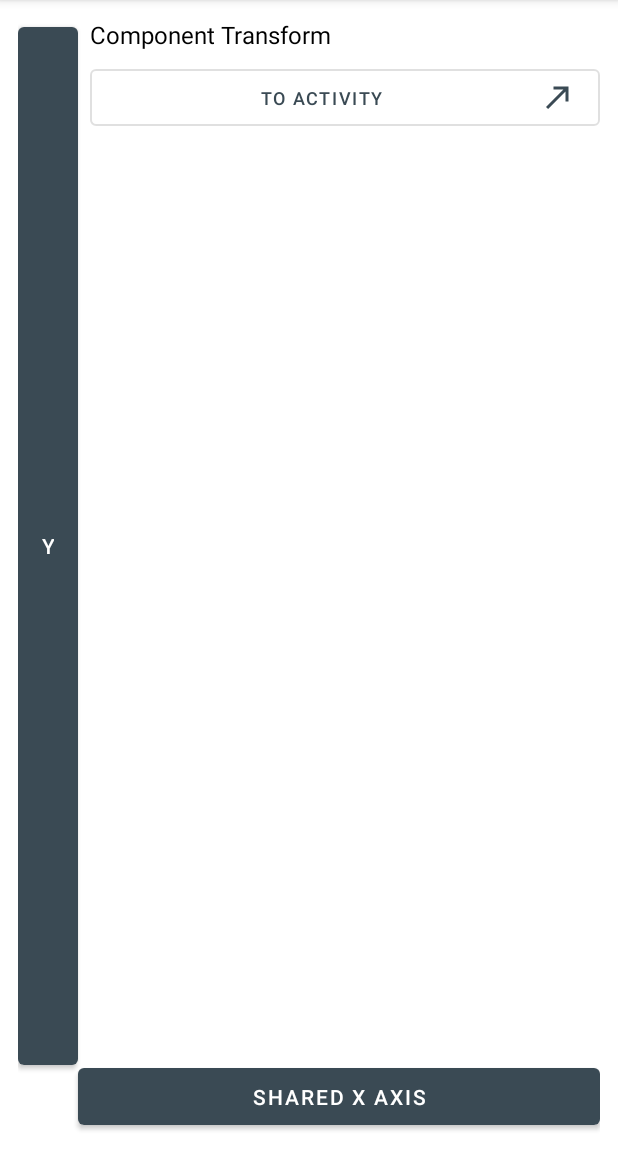
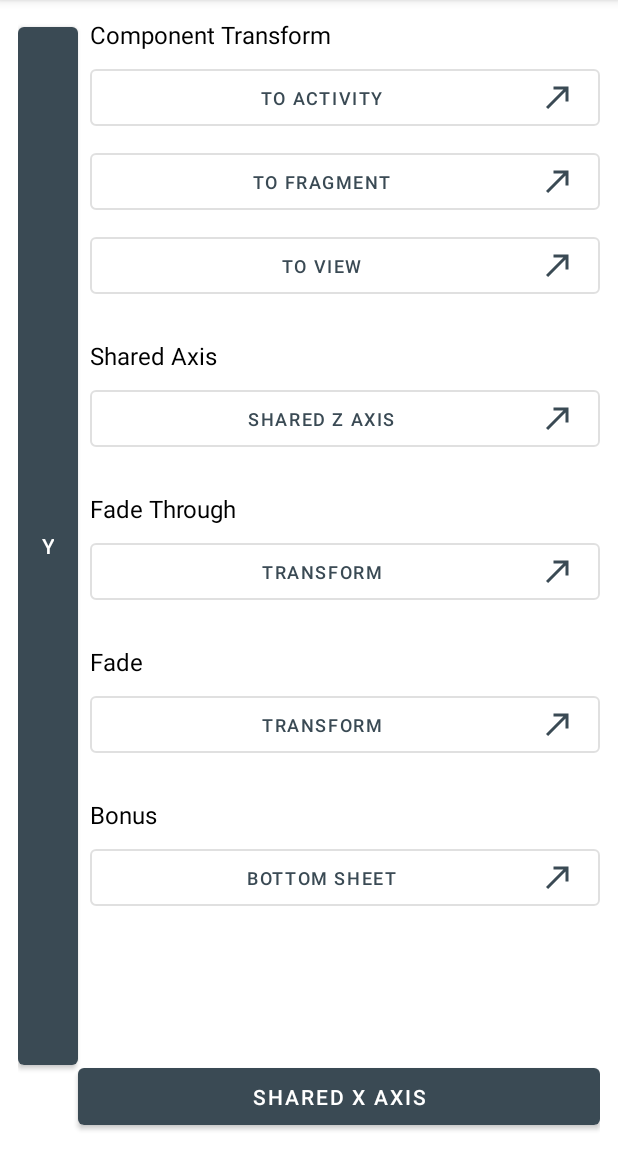
Before and after one commit to putragraha/MaterialMotion, an Android app: the screen it shows after launch (MainActivity), on a phone screen of 412 x 824 dp, the part 84-1236 px from its top. Run offline under Robolectric (Android 15) with nearby library versions, the phone set to English and light mode, and no system bars.

Commit message:
Add component transform list in fragment_component_list.xml

```diff
--- a/app/src/main/res/layout/fragment_component_list.xml
+++ b/app/src/main/res/layout/fragment_component_list.xml
@@ -1,9 +1,13 @@
 <?xml version="1.0" encoding="utf-8"?>
+<ScrollView
+    xmlns:android="http://schemas.android.com/apk/res/android"
+    xmlns:app="http://schemas.android.com/apk/res-auto"
+    android:layout_width="match_parent"
+    android:layout_height="match_parent">
+
     <androidx.constraintlayout.widget.ConstraintLayout
-    xmlns:android="http://schemas.android.com/apk/res/android"
         android:layout_width="match_parent"
-    android:layout_height="match_parent"
-    xmlns:app="http://schemas.android.com/apk/res-auto">
+        android:layout_height="wrap_content">
 
         <androidx.appcompat.widget.AppCompatTextView
             android:id="@+id/actv_component_transform"
@@ -21,8 +25,114 @@
             android:layout_marginTop="6dp"
             android:text="@string/to_activity"
             app:icon="@drawable/ic_arrow_start"
-        app:layout_constraintTop_toBottomOf="@id/actv_component_transform"
+            app:layout_constraintEnd_toEndOf="parent"
             app:layout_constraintStart_toStartOf="parent"
-        app:layout_constraintEnd_toEndOf="parent"/>
+            app:layout_constraintTop_toBottomOf="@id/actv_component_transform" />
+
+        <com.google.android.material.button.MaterialButton
+            android:id="@+id/mb_to_fragment"
+            style="@style/MaterialButton.Outlined.CustomIconed"
+            android:layout_marginTop="6dp"
+            android:text="@string/to_fragment"
+            app:icon="@drawable/ic_arrow_start"
+            app:layout_constraintEnd_toEndOf="parent"
+            app:layout_constraintStart_toStartOf="parent"
+            app:layout_constraintTop_toBottomOf="@id/mb_to_activity" />
+
+        <com.google.android.material.button.MaterialButton
+            android:id="@+id/mb_to_view"
+            style="@style/MaterialButton.Outlined.CustomIconed"
+            android:layout_marginTop="6dp"
+            android:text="@string/to_view"
+            app:icon="@drawable/ic_arrow_start"
+            app:layout_constraintEnd_toEndOf="parent"
+            app:layout_constraintStart_toStartOf="parent"
+            app:layout_constraintTop_toBottomOf="@id/mb_to_fragment" />
+
+        <androidx.appcompat.widget.AppCompatTextView
+            android:id="@+id/actv_shared_axis"
+            android:layout_width="wrap_content"
+            android:layout_height="wrap_content"
+            android:layout_marginTop="24dp"
+            android:text="@string/shared_axis"
+            android:textColor="@android:color/black"
+            android:textSize="16sp"
+            app:layout_constraintStart_toStartOf="parent"
+            app:layout_constraintTop_toBottomOf="@id/mb_to_view" />
+
+        <com.google.android.material.button.MaterialButton
+            android:id="@+id/mb_shared_z"
+            style="@style/MaterialButton.Outlined.CustomIconed"
+            android:layout_marginTop="6dp"
+            android:text="@string/shared_z_axis"
+            app:icon="@drawable/ic_arrow_start"
+            app:layout_constraintEnd_toEndOf="parent"
+            app:layout_constraintStart_toStartOf="parent"
+            app:layout_constraintTop_toBottomOf="@id/actv_shared_axis" />
+
+        <androidx.appcompat.widget.AppCompatTextView
+            android:id="@+id/actv_fade_through"
+            android:layout_width="wrap_content"
+            android:layout_height="wrap_content"
+            android:layout_marginTop="24dp"
+            android:text="@string/fade_through"
+            android:textColor="@android:color/black"
+            android:textSize="16sp"
+            app:layout_constraintStart_toStartOf="parent"
+            app:layout_constraintTop_toBottomOf="@id/mb_shared_z" />
+
+        <com.google.android.material.button.MaterialButton
+            android:id="@+id/mb_fade_through"
+            style="@style/MaterialButton.Outlined.CustomIconed"
+            android:layout_marginTop="6dp"
+            android:text="@string/transform"
+            app:icon="@drawable/ic_arrow_start"
+            app:layout_constraintEnd_toEndOf="parent"
+            app:layout_constraintStart_toStartOf="parent"
+            app:layout_constraintTop_toBottomOf="@id/actv_fade_through" />
+
+        <androidx.appcompat.widget.AppCompatTextView
+            android:id="@+id/actv_fade"
+            android:layout_width="wrap_content"
+            android:layout_height="wrap_content"
+            android:layout_marginTop="24dp"
+            android:text="@string/fade"
+            android:textColor="@android:color/black"
+            android:textSize="16sp"
+            app:layout_constraintStart_toStartOf="parent"
+            app:layout_constraintTop_toBottomOf="@id/mb_fade_through" />
+
+        <com.google.android.material.button.MaterialButton
+            android:id="@+id/mb_fade"
+            style="@style/MaterialButton.Outlined.CustomIconed"
+            android:layout_marginTop="6dp"
+            android:text="@string/transform"
+            app:icon="@drawable/ic_arrow_start"
+            app:layout_constraintEnd_toEndOf="parent"
+            app:layout_constraintStart_toStartOf="parent"
+            app:layout_constraintTop_toBottomOf="@id/actv_fade" />
+
+        <androidx.appcompat.widget.AppCompatTextView
+            android:id="@+id/actv_bonus"
+            android:layout_width="wrap_content"
+            android:layout_height="wrap_content"
+            android:layout_marginTop="24dp"
+            android:text="@string/bonus"
+            android:textColor="@android:color/black"
+            android:textSize="16sp"
+            app:layout_constraintStart_toStartOf="parent"
+            app:layout_constraintTop_toBottomOf="@id/mb_fade" />
+
+        <com.google.android.material.button.MaterialButton
+            android:id="@+id/mb_bottom_sheet"
+            style="@style/MaterialButton.Outlined.CustomIconed"
+            android:layout_marginTop="6dp"
+            android:text="@string/bottom_sheet"
+            app:icon="@drawable/ic_arrow_start"
+            app:layout_constraintEnd_toEndOf="parent"
+            app:layout_constraintStart_toStartOf="parent"
+            app:layout_constraintTop_toBottomOf="@id/actv_bonus" />
 
     </androidx.constraintlayout.widget.ConstraintLayout>
+
+</ScrollView>
--- a/app/src/main/res/values/strings.xml
+++ b/app/src/main/res/values/strings.xml
@@ -4,4 +4,13 @@
     <string name="to_activity">To Activity</string>
     <string name="label_y">Y</string>
     <string name="shared_x_axis">Shared X Axis</string>
+    <string name="to_fragment">To Fragment</string>
+    <string name="to_view">To View</string>
+    <string name="shared_axis">Shared Axis</string>
+    <string name="shared_z_axis">Shared Z Axis</string>
+    <string name="fade_through">Fade Through</string>
+    <string name="transform">Transform</string>
+    <string name="fade">Fade</string>
+    <string name="bonus">Bonus</string>
+    <string name="bottom_sheet">Bottom Sheet</string>
 </resources>
```
Lines whose indentation alone changed are shown as unchanged.
